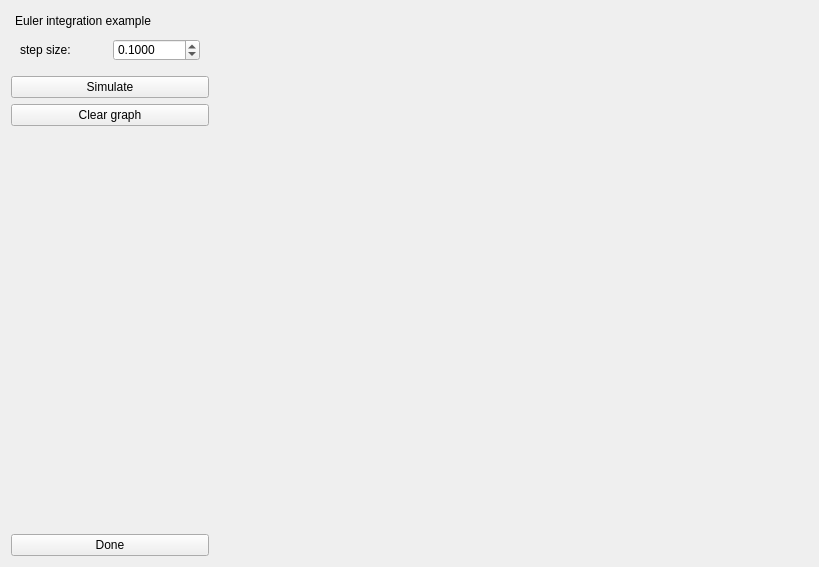
Old version of the form mapclientplugins/eulerintegration1step/qt/eulerintegrationwidget.ui in the repository mapclient-plugins/mapclientplugins.eulerintegration1step.
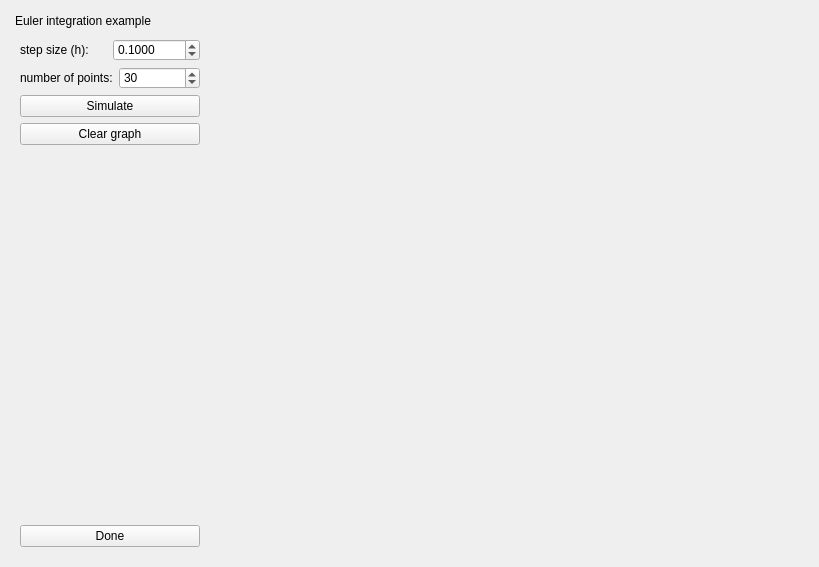
New version of the form.

Commit message: update to include number of points as another setting

Diff of the .ui file:
```diff
--- a/mapclientplugins/eulerintegration1step/qt/eulerintegrationwidget.ui
+++ b/mapclientplugins/eulerintegration1step/qt/eulerintegrationwidget.ui
@@ -50,27 +50,12 @@
      </property>
      <widget class="QWidget" name="dockWidgetContents">
       <layout class="QVBoxLayout" name="verticalLayout">
-       <property name="leftMargin">
-        <number>0</number>
-       </property>
-       <property name="topMargin">
-        <number>0</number>
-       </property>
-       <property name="rightMargin">
-        <number>0</number>
-       </property>
-       <property name="bottomMargin">
-        <number>0</number>
-       </property>
-       <item>
-        <widget class="QWidget" name="widget" native="true">
-         <layout class="QHBoxLayout" name="horizontalLayout_3">
           <item>
            <layout class="QHBoxLayout" name="horizontalLayout_2">
-            <item alignment="Qt::AlignLeft">
+         <item>
              <widget class="QLabel" name="label">
               <property name="text">
-               <string>step size:</string>
+            <string>step size (h):</string>
               </property>
              </widget>
             </item>
@@ -95,8 +80,29 @@
             </item>
            </layout>
           </item>
-         </layout>
-        </widget>
+       <item>
+        <layout class="QHBoxLayout" name="horizontalLayout_5">
+         <item>
+          <widget class="QLabel" name="label_2">
+           <property name="text">
+            <string>number of points:</string>
+           </property>
+          </widget>
+         </item>
+         <item>
+          <widget class="QSpinBox" name="nSpinBox">
+           <property name="minimum">
+            <number>2</number>
+           </property>
+           <property name="maximum">
+            <number>99</number>
+           </property>
+           <property name="value">
+            <number>30</number>
+           </property>
+          </widget>
+         </item>
+        </layout>
        </item>
        <item>
         <widget class="QPushButton" name="simulateButton">
```
Lines whose indentation alone changed are shown as unchanged. The commit also changes 3 other files.
